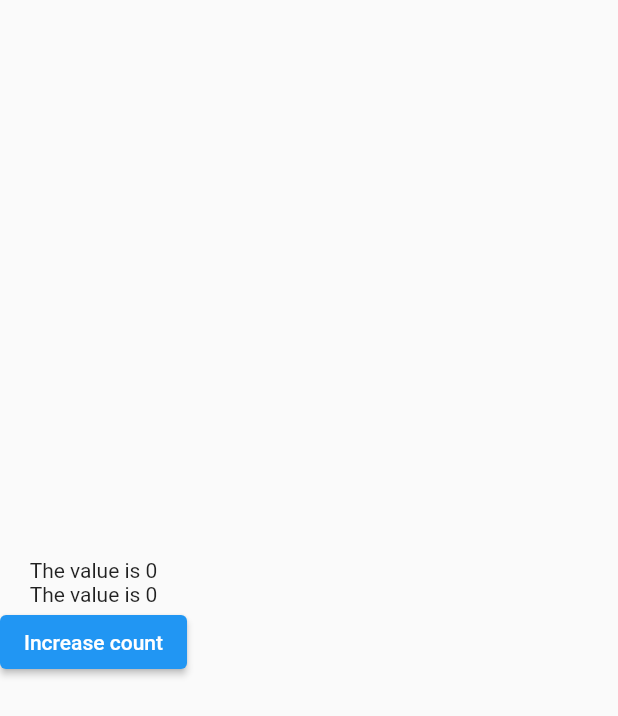
After one commit to SanskarModi22/Flutter_GetX, a Flutter app: the screen it shows after launch, on a phone screen of 412 x 824 dp. The commit adds this screen. Shown: the top 716 px of the screen. Run offline on Flutter 3.47's test engine with Material 2 defaults, Android fonts, the phone set to English and light mode, and no system bars; our stand-ins replace get.

Commit message:
Flutter GetX Unique ID

```diff
--- a/lib/main.dart
+++ b/lib/main.dart
@@ -5,6 +5,7 @@ import 'package:flutter_getx/route_named.dart';
 import 'package:flutter_getx/route_nav_unnamed_route.dart';
 import 'package:flutter_getx/snackbar.dart';
 import 'package:flutter_getx/state_management_custom_class.dart';
+import 'package:flutter_getx/unique_id.dart';
 import 'package:get/get.dart';
 
 import 'bottom_sheet_dynamic_theme.dart';
@@ -27,7 +28,7 @@ class MyApp extends StatelessWidget {
       ),
       initialRoute: '/',
       defaultTransition: Transition.zoom,
-      home: StateManagement(),
+      home: UniqueiD(),
       getPages: [
         GetPage(name: '/', page: () => MyApp()),
         GetPage(name: '/home', page: () => HomeScreen()),
--- /dev/null
+++ b/lib/unique_id.dart
@@ -0,0 +1,45 @@
+import 'package:flutter/material.dart';
+import 'package:flutter_getx/my_controller.dart';
+import 'package:get/get.dart';
+
+// ignore: must_be_immutable
+class UniqueiD extends StatelessWidget {
+  UniqueiD({Key? key}) : super(key: key);
+
+  MyController mc = Get.put(MyController());
+  @override
+  Widget build(BuildContext context) {
+    return Scaffold(
+      body: Column(
+        mainAxisAlignment: MainAxisAlignment.center,
+        crossAxisAlignment: CrossAxisAlignment.center,
+        children: [
+          GetBuilder<MyController>(
+            // initState: (data) => mc.increment(),
+            // dispose: (_) => mc.cleanUpTask(),
+            id: 'txtCount',
+            builder: (controller) {
+              return Text("The value is ${controller.count}");
+            },
+          ),
+          GetBuilder<MyController>(
+            // initState: (data) => mc.increment(),
+            // dispose: (_) => mc.cleanUpTask(),
+
+            builder: (controller) {
+              return Text("The value is ${controller.count}");
+            },
+          ),
+          // Obx(() => Text("Name is ${mc.student.value.name}")),
+          ElevatedButton(
+            onPressed: () {
+              mc.increment(); //Used for creating the instance of MyController
+            },
+            child: Text("Increase count"),
+          )
+        ],
+      ),
+    );
+  }
+}
+//In myController class in the update function we are specifying the id so the builder method in which the id matches will only update .
```
Also changed, not shown: lib/my_controller.dart (+19 -19 lines).
